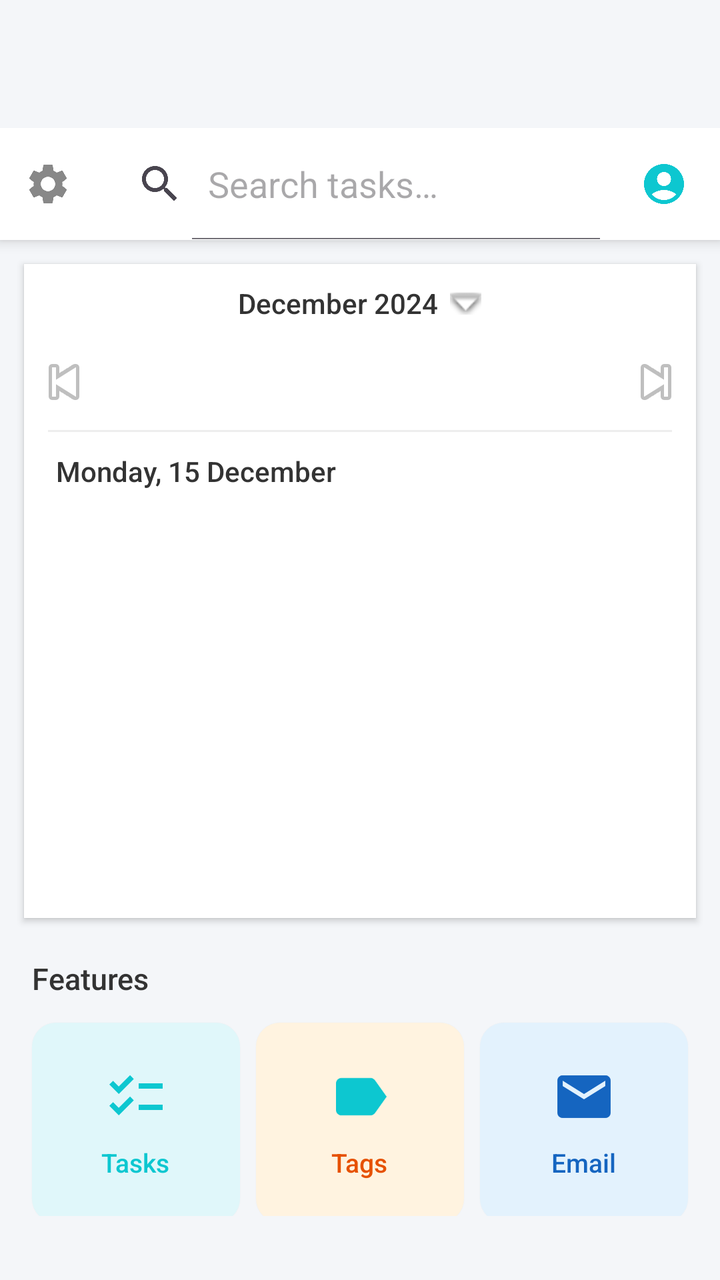
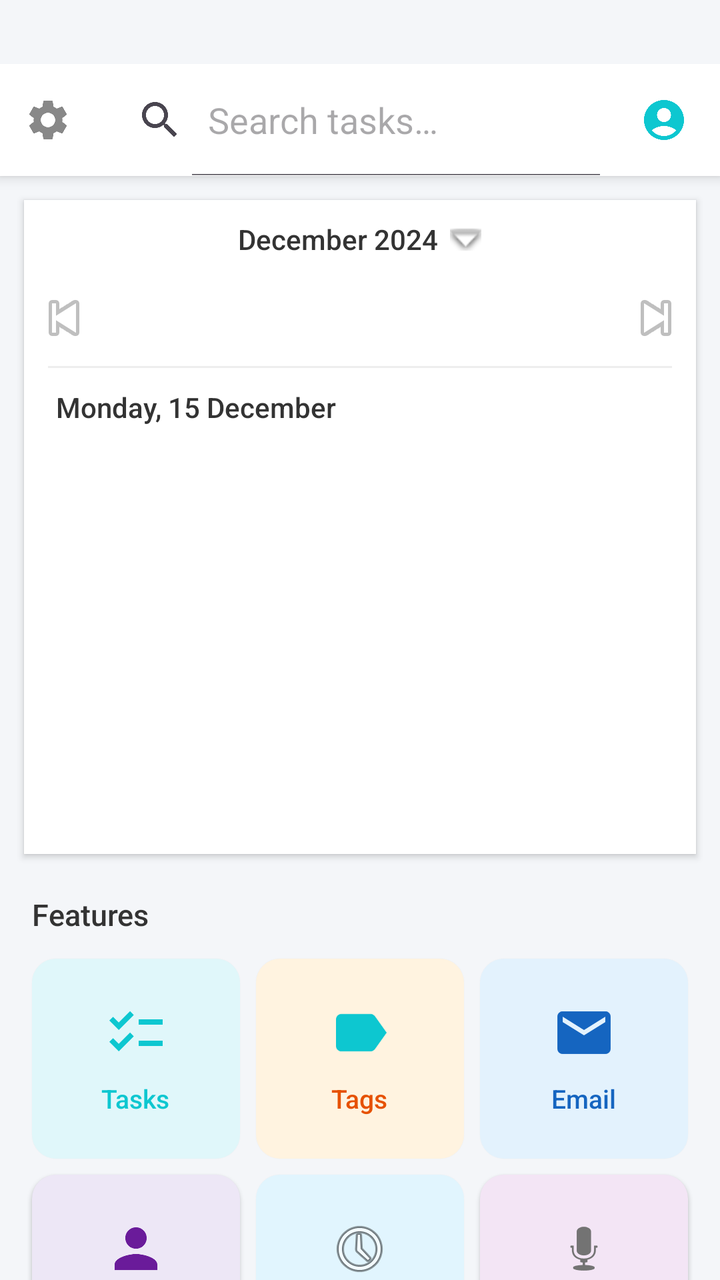

Compare the two renders of this Android layout. The source of the first and the diff that turns it into the second are given below.
<!-- AndroidManifest.xml: application theme Theme.TodoApp -->
<!-- res/layout/activity_main.xml -->
<?xml version="1.0" encoding="utf-8"?>
<androidx.core.widget.NestedScrollView xmlns:android="http://schemas.android.com/apk/res/android"
    android:layout_width="match_parent"
    android:layout_height="match_parent"
    android:background="#F4F6F9"
    android:fillViewport="true"
    android:paddingVertical="32dp">

    <LinearLayout
        android:layout_width="match_parent"
        android:layout_height="wrap_content"
        android:orientation="vertical"
        android:paddingTop="32dp"
        android:paddingBottom="32dp">

        
        <LinearLayout
            android:layout_width="match_parent"
            android:layout_height="56dp"
            android:background="@android:color/white"
            android:elevation="4dp"
            android:gravity="center_vertical"
            android:orientation="horizontal"
            android:paddingEnd="4dp"
            android:paddingStart="0dp">

            <ImageButton
                android:id="@+id/btnSettings"
                android:layout_width="48dp"
                android:layout_height="48dp"
                android:background="?android:attr/selectableItemBackgroundBorderless"
                android:contentDescription="Settings"
                android:padding="12dp"
                android:src="@drawable/ic_settings" />

            <SearchView
                android:id="@+id/searchView"
                android:layout_width="0dp"
                android:layout_height="match_parent"
                android:layout_weight="1"
                android:iconifiedByDefault="false"
                android:queryHint="Search tasks…" />

            <ImageButton
                android:id="@+id/btnAuth"
                android:layout_width="48dp"
                android:layout_height="48dp"
                android:background="?android:attr/selectableItemBackgroundBorderless"
                android:contentDescription="Account"
                android:src="@drawable/ic_account" />
        </LinearLayout>

        
        <LinearLayout
            android:layout_width="match_parent"
            android:layout_height="wrap_content"
            android:layout_marginHorizontal="12dp"
            android:layout_marginTop="12dp"
            android:background="@android:color/white"
            android:elevation="2dp"
            android:orientation="vertical"
            android:paddingBottom="8dp">

            
            <TextView
                android:id="@+id/tvWeekLabel"
                android:layout_width="wrap_content"
                android:layout_height="wrap_content"
                android:layout_gravity="center_horizontal"
                android:background="?android:attr/selectableItemBackground"
                android:clickable="true"
                android:drawableEnd="@android:drawable/arrow_down_float"
                android:drawablePadding="6dp"
                android:focusable="true"
                android:fontFamily="sans-serif-medium"
                android:paddingHorizontal="16dp"
                android:paddingVertical="10dp"
                android:text="December 2024"
                android:textColor="#333333"
                android:textSize="14sp" />

            
            <LinearLayout
                android:layout_width="match_parent"
                android:layout_height="wrap_content"
                android:gravity="center_vertical"
                android:orientation="horizontal">

                <ImageButton
                    android:id="@+id/btnPrevWeek"
                    android:layout_width="40dp"
                    android:layout_height="40dp"
                    android:background="?android:attr/selectableItemBackgroundBorderless"
                    android:contentDescription="Previous week"
                    android:src="@android:drawable/ic_media_previous" />

                
                <androidx.recyclerview.widget.RecyclerView
                    android:id="@+id/rvCalendar"
                    android:layout_width="0dp"
                    android:layout_height="wrap_content"
                    android:layout_weight="1"
                    android:overScrollMode="never" />

                <ImageButton
                    android:id="@+id/btnNextWeek"
                    android:layout_width="40dp"
                    android:layout_height="40dp"
                    android:background="?android:attr/selectableItemBackgroundBorderless"
                    android:contentDescription="Next week"
                    android:src="@android:drawable/ic_media_next" />
            </LinearLayout>

            <View
                android:layout_width="match_parent"
                android:layout_height="1dp"
                android:layout_marginHorizontal="12dp"
                android:layout_marginTop="4dp"
                android:background="#EEEEEE" />

            <TextView
                android:id="@+id/tvSelectedDayLabel"
                android:layout_width="match_parent"
                android:layout_height="wrap_content"
                android:fontFamily="sans-serif-medium"
                android:paddingBottom="6dp"
                android:paddingHorizontal="16dp"
                android:paddingTop="10dp"
                android:text="Monday, 15 December"
                android:textColor="#333333"
                android:textSize="14sp" />

            <androidx.recyclerview.widget.RecyclerView
                android:id="@+id/rvDayTasks"
                android:layout_width="match_parent"
                android:layout_height="200dp"
                android:clipToPadding="false"
                android:nestedScrollingEnabled="true"
                android:overScrollMode="ifContentScrolls"
                android:paddingBottom="4dp"
                android:paddingHorizontal="8dp" />

            <TextView
                android:id="@+id/tvEmptyTasks"
                android:layout_width="match_parent"
                android:layout_height="wrap_content"
                android:gravity="center"
                android:paddingVertical="32dp"
                android:text="No tasks for this day"
                android:textColor="#BBBBBB"
                android:textSize="13sp"
                android:visibility="gone" />
        </LinearLayout>

        
        <TextView
            android:layout_width="match_parent"
            android:layout_height="wrap_content"
            android:layout_marginBottom="8dp"
            android:layout_marginHorizontal="16dp"
            android:layout_marginTop="20dp"
            android:fontFamily="sans-serif-medium"
            android:text="Features"
            android:textColor="#333333"
            android:textSize="15sp" />

        
        <LinearLayout
            android:layout_width="match_parent"
            android:layout_height="wrap_content"
            android:orientation="horizontal"
            android:paddingHorizontal="12dp">

            <LinearLayout
                android:id="@+id/cardTasks"
                android:layout_width="0dp"
                android:layout_height="100dp"
                android:layout_margin="4dp"
                android:layout_weight="1"
                android:background="@drawable/bg_card_tasks"
                android:clickable="true"
                android:elevation="1dp"
                android:focusable="true"
                android:gravity="center"
                android:orientation="vertical">

                <ImageView
                    android:layout_width="32dp"
                    android:layout_height="32dp"
                    android:contentDescription="Tasks"
                    android:src="@drawable/frag_home_ic_task" />

                <TextView
                    android:layout_width="wrap_content"
                    android:layout_height="wrap_content"
                    android:layout_marginTop="8dp"
                    android:fontFamily="sans-serif-medium"
                    android:text="Tasks"
                    android:textColor="#0DC7D0"
                    android:textSize="13sp" />
            </LinearLayout>

            <LinearLayout
                android:id="@+id/cardTags"
                android:layout_width="0dp"
                android:layout_height="100dp"
                android:layout_margin="4dp"
                android:layout_weight="1"
                android:background="@drawable/bg_card_tags"
                android:clickable="true"
                android:elevation="1dp"
                android:focusable="true"
                android:gravity="center"
                android:orientation="vertical">

                <ImageView
                    android:layout_width="32dp"
                    android:layout_height="32dp"
                    android:contentDescription="Tags"
                    android:src="@drawable/ic_tag" />

                <TextView
                    android:layout_width="wrap_content"
                    android:layout_height="wrap_content"
                    android:layout_marginTop="8dp"
                    android:fontFamily="sans-serif-medium"
                    android:text="Tags"
                    android:textColor="#E65100"
                    android:textSize="13sp" />
            </LinearLayout>

            <LinearLayout
                android:id="@+id/cardEmail"
                android:layout_width="0dp"
                android:layout_height="100dp"
                android:layout_margin="4dp"
                android:layout_weight="1"
                android:background="@drawable/bg_card_email"
                android:clickable="true"
                android:elevation="1dp"
                android:focusable="true"
                android:gravity="center"
                android:orientation="vertical">

                <ImageView
                    android:layout_width="32dp"
                    android:layout_height="32dp"
                    android:contentDescription="Email"
                    android:src="@drawable/ic_email" />

                <TextView
                    android:layout_width="wrap_content"
                    android:layout_height="wrap_content"
                    android:layout_marginTop="8dp"
                    android:fontFamily="sans-serif-medium"
                    android:text="Email"
                    android:textColor="#1565C0"
                    android:textSize="13sp" />
            </LinearLayout>
        </LinearLayout>

        
        <LinearLayout
            android:layout_width="match_parent"
            android:layout_height="wrap_content"
            android:orientation="horizontal"
            android:paddingHorizontal="12dp">

            <LinearLayout
                android:id="@+id/cardProfile"
                android:layout_width="0dp"
                android:layout_height="100dp"
                android:layout_margin="4dp"
                android:layout_weight="1"
                android:background="@drawable/bg_card_profile"
                android:clickable="true"
                android:elevation="1dp"
                android:focusable="true"
                android:gravity="center"
                android:orientation="vertical">

                <ImageView
                    android:layout_width="32dp"
                    android:layout_height="32dp"
                    android:contentDescription="Profile"
                    android:src="@drawable/ic_profile" />

                <TextView
                    android:layout_width="wrap_content"
                    android:layout_height="wrap_content"
                    android:layout_marginTop="8dp"
                    android:fontFamily="sans-serif-medium"
                    android:text="Profile"
                    android:textColor="#6A1B9A"
                    android:textSize="13sp" />
            </LinearLayout>

            <LinearLayout
                android:id="@+id/cardNews"
                android:layout_width="0dp"
                android:layout_height="100dp"
                android:layout_margin="4dp"
                android:layout_weight="1"
                android:background="@drawable/bg_card_news"
                android:clickable="true"
                android:elevation="1dp"
                android:focusable="true"
                android:gravity="center"
                android:orientation="vertical">

                <ImageView
                    android:layout_width="32dp"
                    android:layout_height="32dp"
                    android:contentDescription="News"
                    android:src="@android:drawable/ic_menu_recent_history" />

                <TextView
                    android:layout_width="wrap_content"
                    android:layout_height="wrap_content"
                    android:layout_marginTop="8dp"
                    android:fontFamily="sans-serif-medium"
                    android:text="News"
                    android:textColor="#0277BD"
                    android:textSize="13sp" />
            </LinearLayout>

            <LinearLayout
                android:id="@+id/cardAi"
                android:layout_width="0dp"
                android:layout_height="100dp"
                android:layout_margin="4dp"
                android:layout_weight="1"
                android:background="@drawable/bg_card_ai"
                android:clickable="true"
                android:elevation="1dp"
                android:focusable="true"
                android:gravity="center"
                android:orientation="vertical">

                <ImageView
                    android:layout_width="32dp"
                    android:layout_height="32dp"
                    android:contentDescription="AI Chat"
                    android:src="@android:drawable/ic_btn_speak_now" />

                <TextView
                    android:layout_width="wrap_content"
                    android:layout_height="wrap_content"
                    android:layout_marginTop="8dp"
                    android:fontFamily="sans-serif-medium"
                    android:text="AI Chat"
                    android:textColor="#7B1FA2"
                    android:textSize="13sp" />
            </LinearLayout>
        </LinearLayout>

        
        <LinearLayout
            android:layout_width="match_parent"
            android:layout_height="wrap_content"
            android:orientation="horizontal"
            android:paddingHorizontal="12dp">

            <LinearLayout
                android:id="@+id/cardGrades"
                android:layout_width="0dp"
                android:layout_height="100dp"
                android:layout_margin="4dp"
                android:layout_weight="1"
                android:background="@drawable/bg_card_grades"
                android:clickable="true"
                android:elevation="1dp"
                android:focusable="true"
                android:gravity="center"
                android:orientation="vertical">

                <ImageView
                    android:layout_width="32dp"
                    android:layout_height="32dp"
                    android:contentDescription="Kết quả học tập"
                    android:src="@drawable/ic_grade" />

                <TextView
                    android:layout_width="wrap_content"
                    android:layout_height="wrap_content"
                    android:layout_marginTop="8dp"
                    android:fontFamily="sans-serif-medium"
                    android:text="Kết quả học tập"
                    android:textColor="#2E7D32"
                    android:textSize="13sp" />
            </LinearLayout>

            
            <View
                android:layout_width="0dp"
                android:layout_height="100dp"
                android:layout_margin="4dp"
                android:layout_weight="1" />

            <View
                android:layout_width="0dp"
                android:layout_height="100dp"
                android:layout_margin="4dp"
                android:layout_weight="1" />
        </LinearLayout>

    </LinearLayout>
</androidx.core.widget.NestedScrollView>
<!-- resources referenced by this layout -->
<resources>
  <!-- drawable bg_card_ai (drawable) -->
  <?xml version="1.0" encoding="utf-8"?>
  <shape xmlns:android="http://schemas.android.com/apk/res/android"
      android:shape="rectangle">
      <solid android:color="#F3E5F5" />
      <corners android:radius="12dp" />
  </shape>
  <!-- drawable bg_card_email (drawable) -->
  <?xml version="1.0" encoding="utf-8"?>
  <shape xmlns:android="http://schemas.android.com/apk/res/android"
      android:shape="rectangle">
      <solid android:color="#E3F2FD" />
      <corners android:radius="12dp" />
  </shape>
  <!-- drawable bg_card_grades (drawable) -->
  <?xml version="1.0" encoding="utf-8"?>
  <shape xmlns:android="http://schemas.android.com/apk/res/android"
      android:shape="rectangle">
      <solid android:color="#E8F5E9" />
      <corners android:radius="12dp" />
  </shape>
  <!-- drawable bg_card_news (drawable) -->
  <?xml version="1.0" encoding="utf-8"?>
  <shape xmlns:android="http://schemas.android.com/apk/res/android"
      android:shape="rectangle">
      <solid android:color="#E1F5FE" />
      <corners android:radius="12dp" />
  </shape>
  <!-- drawable bg_card_profile (drawable) -->
  <?xml version="1.0" encoding="utf-8"?>
  <shape xmlns:android="http://schemas.android.com/apk/res/android"
      android:shape="rectangle">
      <solid android:color="#EDE7F6" />
      <corners android:radius="12dp" />
  </shape>
  <!-- drawable bg_card_tags (drawable) -->
  <?xml version="1.0" encoding="utf-8"?>
  <shape xmlns:android="http://schemas.android.com/apk/res/android"
      android:shape="rectangle">
      <solid android:color="#FFF3E0" />
      <corners android:radius="12dp" />
  </shape>
  <!-- drawable bg_card_tasks (drawable) -->
  <?xml version="1.0" encoding="utf-8"?>
  <shape xmlns:android="http://schemas.android.com/apk/res/android"
      android:shape="rectangle">
      <solid android:color="#E0F7FA" />
      <corners android:radius="12dp" />
  </shape>
  <!-- drawable ic_email (drawable) -->
  <?xml version="1.0" encoding="utf-8"?>
  <vector xmlns:android="http://schemas.android.com/apk/res/android"
      android:width="24dp"
      android:height="24dp"
      android:viewportWidth="24"
      android:viewportHeight="24">
      <path
          android:fillColor="#1565C0"
          android:pathData="M20,4H4C2.9,4 2,4.9 2,6v12c0,1.1 0.9,2 2,2h16c1.1,0 2,-0.9 2,-2V6C22,4.9 21.1,4 20,4zM20,8l-8,5 -8,-5V6l8,5 8,-5v2z" />
  </vector>
  <!-- drawable ic_profile (drawable) -->
  <?xml version="1.0" encoding="utf-8"?>
  <vector xmlns:android="http://schemas.android.com/apk/res/android"
      android:width="24dp" android:height="24dp"
      android:viewportWidth="24" android:viewportHeight="24">
      <path android:fillColor="#6A1B9A"
          android:pathData="M12,12c2.21,0 4,-1.79 4,-4s-1.79,-4 -4,-4 -4,1.79 -4,4 1.79,4 4,4zM12,14c-2.67,0 -8,1.34 -8,4v2h16v-2c0,-2.66 -5.33,-4 -8,-4z"/>
  </vector>
  <!-- drawable ic_tag (drawable) -->
  <vector xmlns:android="http://schemas.android.com/apk/res/android" android:autoMirrored="true" android:height="24dp" android:tint="#0DC7D0" android:viewportHeight="24" android:viewportWidth="24" android:width="24dp">
        
      <path android:fillColor="@android:color/white" android:pathData="M17.63,5.84C17.27,5.33 16.67,5 16,5L5,5.01C3.9,5.01 3,5.9 3,7v10c0,1.1 0.9,1.99 2,1.99L16,19c0.67,0 1.27,-0.33 1.63,-0.84L22,12l-4.37,-6.16z"/>
      
  </vector>
  <style name="Theme.TodoApp" parent="Base.Theme.TodoApp" />
  <style name="Base.Theme.TodoApp" parent="Theme.Material3.DayNight.NoActionBar">
          
          
      </style>
  <!-- unchanged entries left out for length: 4 -->
</resources>

<!-- the commit's change to res/layout/activity_main.xml (unified diff, before → after) -->
@@ -3,8 +3,7 @@
     android:layout_width="match_parent"
     android:layout_height="match_parent"
     android:background="#F4F6F9"
-    android:fillViewport="true"
-    android:paddingVertical="32dp">
+    android:fillViewport="true">
 
     <LinearLayout
         android:layout_width="match_parent"
<!-- resource entries referenced after the edit -->
@@ -74,7 +74,10 @@
       <path android:fillColor="@android:color/white" android:pathData="M17.63,5.84C17.27,5.33 16.67,5 16,5L5,5.01C3.9,5.01 3,5.9 3,7v10c0,1.1 0.9,1.99 2,1.99L16,19c0.67,0 1.27,-0.33 1.63,-0.84L22,12l-4.37,-6.16z"/>
       
   </vector>
-  <style name="Theme.TodoApp" parent="Base.Theme.TodoApp" />
+  <style name="Theme.TodoApp" parent="Base.Theme.TodoApp">
+          
+          <item name="android:windowOptOutEdgeToEdgeEnforcement" tools:targetApi="35">true</item>
+      </style>
   <style name="Base.Theme.TodoApp" parent="Theme.Material3.DayNight.NoActionBar">
           
           
